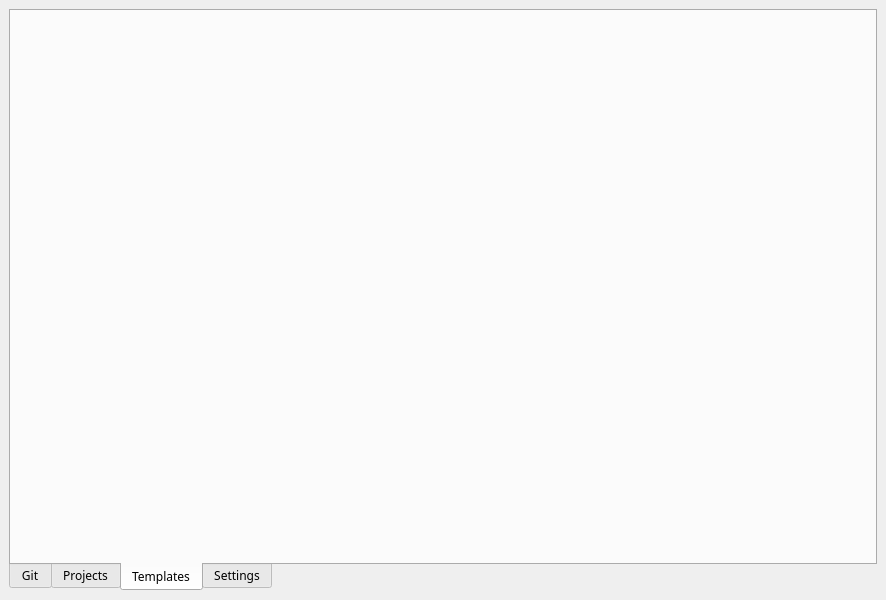
Before: the Qt Designer form mainwindow.ui in Notidman/Dollar, drawn with Qt 5.
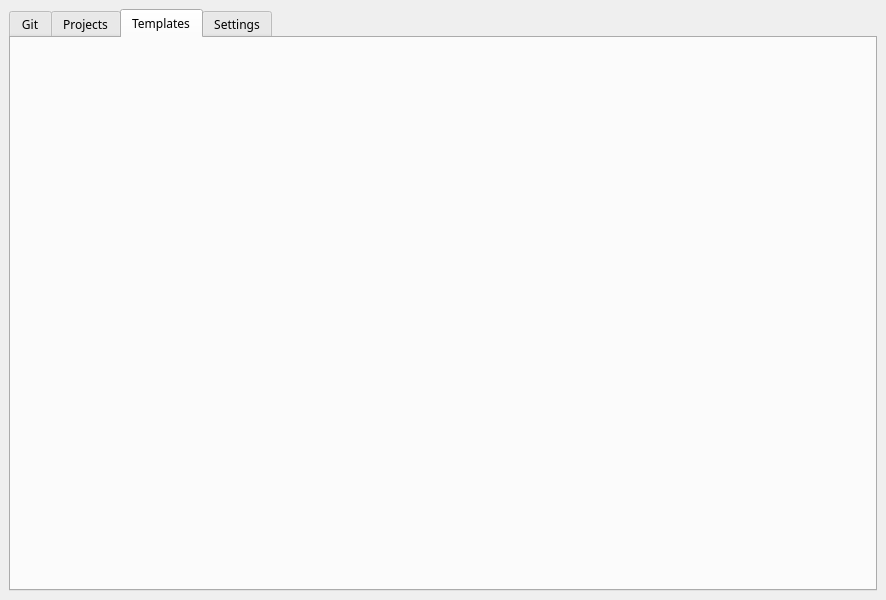
After: the same form once the commit is applied. The open tabs and pages were chosen to show the change.

```diff
--- a/mainwindow.ui
+++ b/mainwindow.ui
@@ -22,11 +22,20 @@
    </font>
   </property>
   <property name="windowTitle">
-   <string>MainWindow</string>
+   <string>Dollar</string>
+  </property>
+  <property name="layoutDirection">
+   <enum>Qt::LeftToRight</enum>
+  </property>
+  <property name="autoFillBackground">
+   <bool>false</bool>
   </property>
   <property name="styleSheet">
    <string notr="true"/>
   </property>
+  <property name="documentMode">
+   <bool>false</bool>
+  </property>
   <property name="tabShape">
    <enum>QTabWidget::Rounded</enum>
   </property>
@@ -34,12 +43,29 @@
    <layout class="QGridLayout" name="gridLayout">
     <item row="0" column="0">
      <widget class="QTabWidget" name="tabWidget">
+      <property name="enabled">
+       <bool>true</bool>
+      </property>
       <property name="sizePolicy">
        <sizepolicy hsizetype="MinimumExpanding" vsizetype="MinimumExpanding">
         <horstretch>0</horstretch>
         <verstretch>0</verstretch>
        </sizepolicy>
       </property>
+      <property name="font">
+       <font>
+        <family>Hack</family>
+       </font>
+      </property>
+      <property name="focusPolicy">
+       <enum>Qt::TabFocus</enum>
+      </property>
+      <property name="contextMenuPolicy">
+       <enum>Qt::DefaultContextMenu</enum>
+      </property>
+      <property name="layoutDirection">
+       <enum>Qt::LeftToRight</enum>
+      </property>
       <property name="styleSheet">
        <string notr="true">/*padding: 0 13px;
 margin: 0 15px 15px 0;
@@ -55,7 +81,7 @@
 /*background-color: #65a3be;*/</string>
       </property>
       <property name="tabPosition">
-       <enum>QTabWidget::South</enum>
+       <enum>QTabWidget::North</enum>
       </property>
       <property name="tabShape">
        <enum>QTabWidget::Rounded</enum>
```
Left out of the diff: 11 changed lines with no effect on the pictures.
